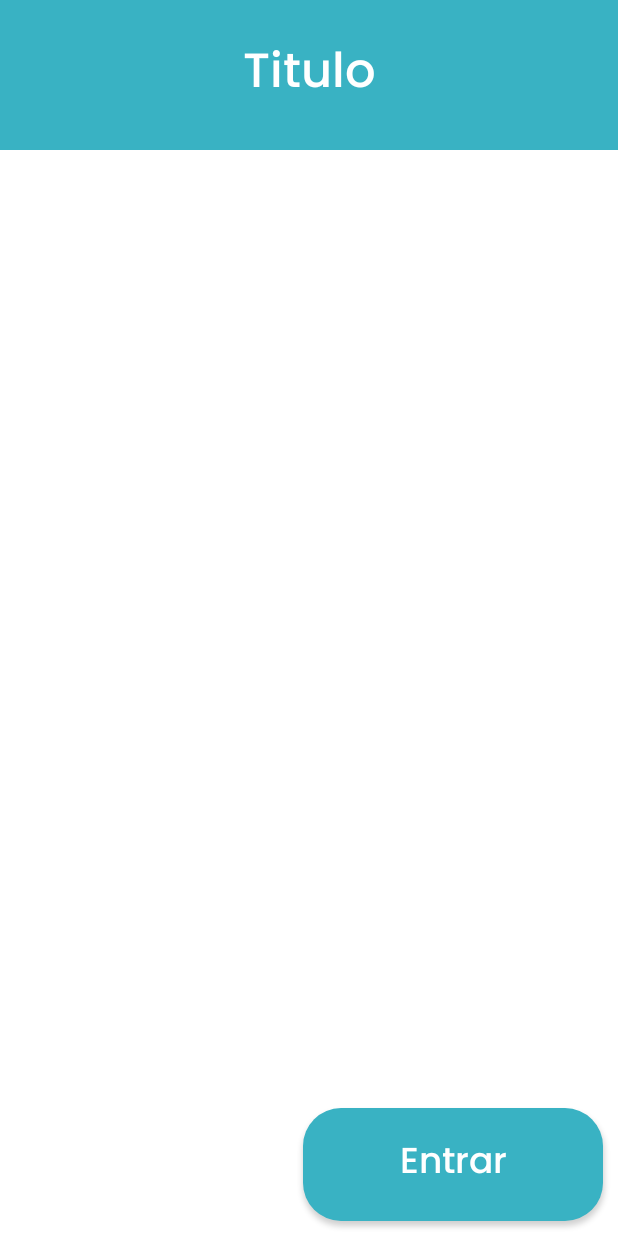
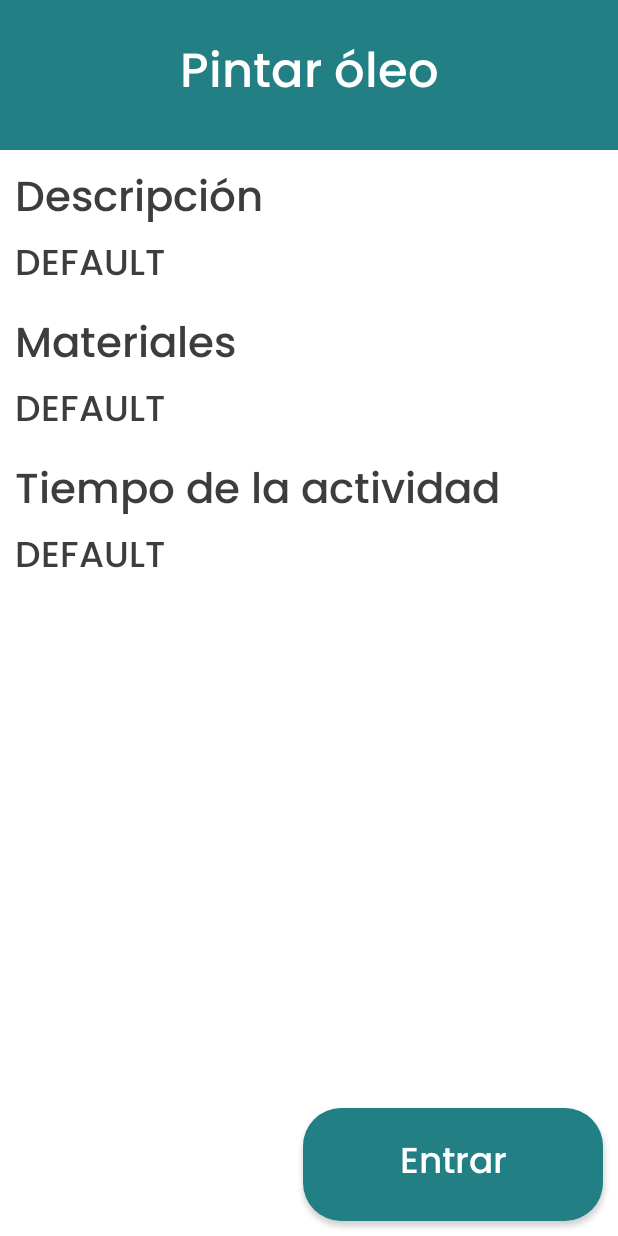
Before and after one commit to joseaoviedo/JolgorioApp, an Android app: the ActivityListFragment screen opened through its navigation route, after a tap on "Pintar óleo", on a phone screen of 412 x 824 dp. Run offline under Robolectric (Android 15) with nearby library versions, the phone set to English and light mode, and no system bars; our stand-ins replace CircleImageView.

Commit message:
Pantalla de información de la actividad funcionando

```diff
--- a/app/src/main/java/com/jolgorio/jolgorioapp/adapter/ActivityListAdapter.java
+++ b/app/src/main/java/com/jolgorio/jolgorioapp/adapter/ActivityListAdapter.java
@@ -47,7 +47,7 @@ public class ActivityListAdapter extends RecyclerView.Adapter<ActivityListAdapte
     public void onBindViewHolder(@NonNull ViewHolder holder, int position) {
         Log.d(TAG, "onBindViewHolder: called.");
         JolgorioActivity act = mActivities.get(position);
-        holder.activityId = act.getId();
+        holder.activity = act;
         boolean completed = act.getCompleted();
         if(completed){
             Drawable d = mContext.getDrawable(R.drawable.check_icon);
@@ -68,7 +68,7 @@ public class ActivityListAdapter extends RecyclerView.Adapter<ActivityListAdapte
                 color = mContext.getDrawable(R.drawable.activity_bg_deportiva);
                 holder.parentLayout.setBackground(color);
                 break;
-            case 3:
+            default:
                 color = mContext.getDrawable(R.drawable.activity_bg_cultural);
                 holder.parentLayout.setBackground(color);
                 break;
@@ -83,7 +83,7 @@ public class ActivityListAdapter extends RecyclerView.Adapter<ActivityListAdapte
                     Toast.makeText(mContext, "La actividad ya ha sido completada", Toast.LENGTH_SHORT).show();
                 }else{
                     Bundle args = new Bundle();
-                    args.putInt("actId", holder.activityId);
+                    args.putParcelable("activity", holder.activity);
                     navController.navigate(R.id.action_activityListActivity_to_activityInfoFragment, args);
                 }
 
@@ -100,7 +100,7 @@ public class ActivityListAdapter extends RecyclerView.Adapter<ActivityListAdapte
         CircleImageView categoryImage;
         TextView activityTitle;
         RelativeLayout parentLayout;
-        int activityId;
+        JolgorioActivity activity;
 
         public ViewHolder(@NonNull View itemView) {
             super(itemView);
--- a/app/src/main/java/com/jolgorio/jolgorioapp/ui/activities/ActivityInfoFragment.java
+++ b/app/src/main/java/com/jolgorio/jolgorioapp/ui/activities/ActivityInfoFragment.java
@@ -1,66 +1,80 @@
 package com.jolgorio.jolgorioapp.ui.activities;
 
+import android.graphics.drawable.Drawable;
 import android.os.Bundle;
 
+import androidx.annotation.NonNull;
+import androidx.annotation.Nullable;
+import androidx.appcompat.widget.AppCompatButton;
 import androidx.fragment.app.Fragment;
 
 import android.view.LayoutInflater;
 import android.view.View;
 import android.view.ViewGroup;
+import android.widget.Button;
+import android.widget.ListView;
+import android.widget.TextView;
 
 import com.jolgorio.jolgorioapp.R;
+import com.jolgorio.jolgorioapp.data.model.JolgorioActivity;
 
-/**
- * A simple {@link Fragment} subclass.
- * Use the {@link ActivityInfoFragment#newInstance} factory method to
- * create an instance of this fragment.
- */
 public class ActivityInfoFragment extends Fragment {
-
-    // TODO: Rename parameter arguments, choose names that match
-    // the fragment initialization parameters, e.g. ARG_ITEM_NUMBER
-    private static final String ARG_PARAM1 = "param1";
-    private static final String ARG_PARAM2 = "param2";
-
-    // TODO: Rename and change types of parameters
-    private String mParam1;
-    private String mParam2;
-
-    public ActivityInfoFragment() {
-        // Required empty public constructor
-    }
-
-    /**
-     * Use this factory method to create a new instance of
-     * this fragment using the provided parameters.
-     *
-     * @param param1 Parameter 1.
-     * @param param2 Parameter 2.
-     * @return A new instance of fragment ActivityInfoFragment.
-     */
-    // TODO: Rename and change types and number of parameters
-    public static ActivityInfoFragment newInstance(String param1, String param2) {
-        ActivityInfoFragment fragment = new ActivityInfoFragment();
-        Bundle args = new Bundle();
-        args.putString(ARG_PARAM1, param1);
-        args.putString(ARG_PARAM2, param2);
-        fragment.setArguments(args);
-        return fragment;
-    }
+    JolgorioActivity activity;
 
     @Override
-    public void onCreate(Bundle savedInstanceState) {
+    public void onCreate(@Nullable Bundle savedInstanceState) {
         super.onCreate(savedInstanceState);
-        if (getArguments() != null) {
-            mParam1 = getArguments().getString(ARG_PARAM1);
-            mParam2 = getArguments().getString(ARG_PARAM2);
-        }
+        Bundle bundle = getArguments();
+        activity = bundle.getParcelable("activity");
     }
 
     @Override
     public View onCreateView(LayoutInflater inflater, ViewGroup container,
                              Bundle savedInstanceState) {
-        // Inflate the layout for this fragment
-        return inflater.inflate(R.layout.fragment_activity_info, container, false);
+
+        View view = inflater.inflate(R.layout.fragment_activity_info, container, false);
+        fillInfo(view);
+        return view;
+    }
+
+    public void fillInfo(View view){
+        Drawable backgroundColor = null;
+        Drawable backgroundDrawable = null;
+        switch (activity.getType()){
+            case 1:
+                backgroundColor = getActivity().getDrawable(R.color.artistica);
+                backgroundDrawable = getActivity().getDrawable(R.drawable.activity_bg_artistica);
+                break;
+            case 2:
+                backgroundColor = getActivity().getDrawable(R.color.deportiva);
+                backgroundDrawable = getActivity().getDrawable(R.drawable.activity_bg_deportiva);
+                break;
+            default:
+                backgroundColor = getActivity().getDrawable(R.color.cultural);
+                backgroundDrawable = getActivity().getDrawable(R.drawable.activity_bg_cultural);
+                break;
+        }
+        View banner = view.findViewById(R.id.activity_info_banner);
+        banner.setBackground(backgroundColor);
+
+        TextView title = view.findViewById(R.id.f_info_activity_title);
+        title.setText(activity.getTitle());
+
+        AppCompatButton btn = view.findViewById(R.id.f_activity_enter_btn);
+        btn.setBackground(backgroundDrawable);
+
+        TextView description = view.findViewById(R.id.infoDescription);
+        description.setText(activity.getDescription());
+
+        TextView materials = view.findViewById(R.id.infoMaterials);
+        materials.setText(activity.getMaterials());
+
+        TextView time = view.findViewById(R.id.infoTime);
+        time.setText(activity.getTimeDescription());
+    }
+
+    @Override
+    public void onViewCreated(@NonNull View view, @Nullable Bundle savedInstanceState) {
+        super.onViewCreated(view, savedInstanceState);
     }
 }
--- a/app/src/main/java/com/jolgorio/jolgorioapp/ui/main/MainMenuFragment.java
+++ b/app/src/main/java/com/jolgorio/jolgorioapp/ui/main/MainMenuFragment.java
@@ -7,6 +7,7 @@ import androidx.annotation.Nullable;
 import androidx.fragment.app.Fragment;
 import androidx.navigation.NavController;
 import androidx.navigation.Navigation;
+import androidx.navigation.fragment.NavHostFragment;
 
 import android.view.LayoutInflater;
 import android.view.View;
@@ -29,7 +30,8 @@ public class MainMenuFragment extends Fragment implements View.OnClickListener{
     @Override
     public void onViewCreated(@NonNull View view, @Nullable Bundle savedInstanceState) {
         super.onViewCreated(view, savedInstanceState);
-        navController = Navigation.findNavController(view);
+        NavHostFragment navHostFragment = (NavHostFragment) getActivity().getSupportFragmentManager().findFragmentById(R.id.nav_host_fragment);
+        navController = navHostFragment.getNavController();
         view.findViewById(R.id.PM_button0).setOnClickListener(this);
 
     }
--- a/app/src/main/res/layout/fragment_activity_info.xml
+++ b/app/src/main/res/layout/fragment_activity_info.xml
@@ -29,20 +29,6 @@
         app:layout_constraintBottom_toBottomOf="@id/activity_info_banner"
         app:layout_constraintEnd_toEndOf="@id/activity_info_banner"  />
 
-    <ListView
-        android:id="@+id/activity_info_container"
-        android:layout_marginLeft="10dp"
-        android:layout_marginRight="10dp"
-        android:layout_width="match_parent"
-        android:layout_height="match_parent"
-        android:layout_marginTop="110dp"
-        android:layout_marginBottom="100dp"
-        app:layout_constraintEnd_toEndOf="parent"
-        app:layout_constraintHorizontal_bias="0.0"
-        app:layout_constraintStart_toStartOf="parent"
-        app:layout_constraintVertical_bias="0.0">
-    </ListView>
-
     <androidx.appcompat.widget.AppCompatButton
         android:id="@+id/f_activity_enter_btn"
         style="@style/Widget.AppCompat.Button"
@@ -61,4 +47,75 @@
         app:layout_constraintEnd_toEndOf="parent"
         app:rippleColor="#FFFFFF" />
 
+    <ScrollView
+        android:layout_width="match_parent"
+        android:layout_height="match_parent"
+        android:layout_marginStart="10dp"
+        android:layout_marginTop="110dp"
+        android:layout_marginEnd="10dp"
+        android:layout_marginBottom="100dp"
+        app:layout_constraintBottom_toTopOf="@+id/f_activity_enter_btn"
+        app:layout_constraintEnd_toEndOf="parent"
+        app:layout_constraintHorizontal_bias="1.0"
+        app:layout_constraintStart_toStartOf="parent"
+        app:layout_constraintTop_toBottomOf="@+id/activity_info_banner">
+
+        <LinearLayout
+            android:layout_width="match_parent"
+            android:layout_height="wrap_content"
+            android:orientation="vertical">
+
+            <TextView
+                android:layout_width="match_parent"
+                android:layout_height="wrap_content"
+                android:fontFamily="@font/poppins_medium"
+                android:text="Descripción"
+                android:textColor="@color/text_color"
+                android:textSize="28sp" />
+
+            <TextView
+                android:id="@+id/infoDescription"
+                android:layout_width="match_parent"
+                android:layout_height="wrap_content"
+                android:fontFamily="@font/poppins_medium"
+                android:textColor="@color/text_color"
+                android:textSize="24sp"
+                android:layout_marginBottom="10dp"/>
+
+            <TextView
+                android:layout_width="match_parent"
+                android:layout_height="wrap_content"
+                android:fontFamily="@font/poppins_medium"
+                android:text="Materiales"
+                android:textColor="@color/text_color"
+                android:textSize="28sp" />
+
+            <TextView
+                android:id="@+id/infoMaterials"
+                android:layout_width="match_parent"
+                android:layout_height="wrap_content"
+                android:fontFamily="@font/poppins_medium"
+                android:textColor="@color/text_color"
+                android:textSize="24sp"
+                android:layout_marginBottom="10dp"/>
+
+            <TextView
+                android:layout_width="match_parent"
+                android:layout_height="wrap_content"
+                android:fontFamily="@font/poppins_medium"
+                android:text="Tiempo de la actividad"
+                android:textColor="@color/text_color"
+                android:textSize="28sp" />
+
+            <TextView
+                android:id="@+id/infoTime"
+                android:layout_width="match_parent"
+                android:layout_height="wrap_content"
+                android:layout_marginBottom="10dp"
+                android:fontFamily="@font/poppins_medium"
+                android:textColor="@color/text_color"
+                android:textSize="24sp" />
+        </LinearLayout>
+    </ScrollView>
+
 </androidx.constraintlayout.widget.ConstraintLayout>
--- a/app/src/main/res/navigation/nav_graph.xml
+++ b/app/src/main/res/navigation/nav_graph.xml
@@ -35,6 +35,11 @@
         android:name="com.jolgorio.jolgorioapp.ui.activities.ActivityInfoFragment"
         android:label="ActivityInfoFragment"
         tools:layout="@layout/fragment_activity_info">
+
+        <argument
+            android:name="activity"
+            app:argType="com.jolgorio.jolgorioapp.data.model.JolgorioActivity"/>
+
         <action
             android:id="@+id/action_activityInfoFragment3_to_activityVideoFragment"
             app:destination="@id/activityVideoFragment"
@@ -44,7 +49,11 @@
         android:id="@+id/activityVideoFragment"
         android:name="com.jolgorio.jolgorioapp.ui.activities.ActivityVideoFragment"
         android:label="ActivityVideoFragment"
-        tools:layout="@layout/fragment_activity_video"/>
+        tools:layout="@layout/fragment_activity_video">
 
+        <argument
+            android:name="activity"
+            app:argType="com.jolgorio.jolgorioapp.data.model.JolgorioActivity"/>
+    </fragment>
 
 </navigation>
--- a/app/src/main/res/values/colors.xml
+++ b/app/src/main/res/values/colors.xml
@@ -10,6 +10,7 @@
     <color name="artistica">#227F84</color>
     <color name="deportiva">#39B2C3</color>
     <color name="cultural">#E28E15</color>
+    <color name="text_color">#3D3D3D</color>
 
     <color name="mtrl_textinput_default_box_stroke_color" tools:override="true">#3d3d3d</color>
 </resources>
```
Also changed, not shown: app/src/main/java/com/jolgorio/jolgorioapp/data/dummy/ActivityDummy.java (+20 -3 lines), app/src/main/java/com/jolgorio/jolgorioapp/data/model/JolgorioActivity.java (+44 -1 lines), app/src/main/res/layout/activity_register.xml (+8 -9 lines).
